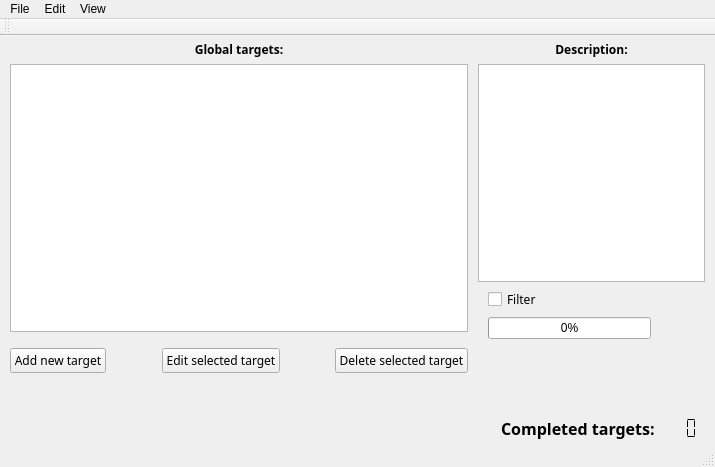
Above: mainwindow.ui from AndreyFedchuk/Organizer before the change. Below: the same form after it.
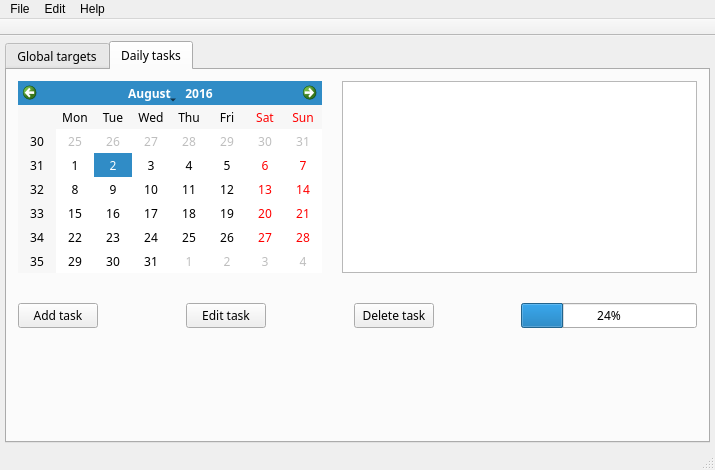
That is the form after the change. The open tabs and pages were chosen to show the change.

Diff of the .ui file:
```diff
--- a/mainwindow.ui
+++ b/mainwindow.ui
@@ -7,28 +7,93 @@
     <x>0</x>
     <y>0</y>
     <width>715</width>
-    <height>467</height>
+    <height>470</height>
    </rect>
   </property>
+  <property name="minimumSize">
+   <size>
+    <width>715</width>
+    <height>470</height>
+   </size>
+  </property>
+  <property name="maximumSize">
+   <size>
+    <width>715</width>
+    <height>470</height>
+   </size>
+  </property>
+  <property name="focusPolicy">
+   <enum>Qt::NoFocus</enum>
+  </property>
   <property name="windowTitle">
-   <string>MainWindow</string>
+   <string>Organizer</string>
+  </property>
+  <property name="tabShape">
+   <enum>QTabWidget::Rounded</enum>
   </property>
   <widget class="QWidget" name="centralWidget">
-   <layout class="QHBoxLayout" name="horizontalLayout_5" stretch="3,1">
+   <property name="font">
+    <font>
+     <family>Segoe Print</family>
+    </font>
+   </property>
+   <layout class="QHBoxLayout" name="horizontalLayout_5" stretch="0">
     <property name="spacing">
      <number>10</number>
     </property>
     <property name="leftMargin">
-     <number>10</number>
+     <number>5</number>
     </property>
     <property name="topMargin">
      <number>5</number>
     </property>
     <property name="rightMargin">
-     <number>10</number>
+     <number>5</number>
     </property>
     <property name="bottomMargin">
      <number>5</number>
+    </property>
+    <item>
+     <widget class="QTabWidget" name="tabWidget">
+      <property name="font">
+       <font>
+        <family>Segoe Print</family>
+       </font>
+      </property>
+      <property name="tabPosition">
+       <enum>QTabWidget::North</enum>
+      </property>
+      <property name="tabShape">
+       <enum>QTabWidget::Rounded</enum>
+      </property>
+      <property name="currentIndex">
+       <number>0</number>
+      </property>
+      <property name="movable">
+       <bool>false</bool>
+      </property>
+      <property name="tabBarAutoHide">
+       <bool>false</bool>
+      </property>
+      <widget class="QWidget" name="targets">
+       <attribute name="title">
+        <string>Global targets</string>
+       </attribute>
+       <layout class="QHBoxLayout" name="horizontalLayout_6">
+        <property name="spacing">
+         <number>10</number>
+        </property>
+        <property name="leftMargin">
+         <number>2</number>
+        </property>
+        <property name="topMargin">
+         <number>0</number>
+        </property>
+        <property name="rightMargin">
+         <number>2</number>
+        </property>
+        <property name="bottomMargin">
+         <number>0</number>
     </property>
     <item>
      <layout class="QVBoxLayout" name="verticalLayout" stretch="0,4,0,0,1">
@@ -340,6 +405,9 @@
         </property>
         <item>
          <widget class="QProgressBar" name="m_pprogBarMain">
+              <property name="maximum">
+               <number>0</number>
+              </property>
           <property name="value">
            <number>0</number>
           </property>
@@ -445,7 +513,154 @@
      </layout>
     </item>
    </layout>
-   <zorder></zorder>
+      </widget>
+      <widget class="QWidget" name="tasks">
+       <attribute name="title">
+        <string>Daily tasks</string>
+       </attribute>
+       <layout class="QVBoxLayout" name="verticalLayout_2">
+        <property name="spacing">
+         <number>30</number>
+        </property>
+        <item>
+         <layout class="QHBoxLayout" name="horizontalLayout_10" stretch="0,1">
+          <property name="spacing">
+           <number>20</number>
+          </property>
+          <item>
+           <widget class="QCalendarWidget" name="calendarWidget_TS">
+            <property name="font">
+             <font>
+              <family>Segoe Print</family>
+             </font>
+            </property>
+            <property name="cursor">
+             <cursorShape>PointingHandCursor</cursorShape>
+            </property>
+            <property name="selectedDate">
+             <date>
+              <year>2016</year>
+              <month>8</month>
+              <day>2</day>
+             </date>
+            </property>
+            <property name="gridVisible">
+             <bool>false</bool>
+            </property>
+           </widget>
+          </item>
+          <item>
+           <widget class="QTableView" name="tableView_TS"/>
+          </item>
+         </layout>
+        </item>
+        <item>
+         <layout class="QHBoxLayout" name="horizontalLayout_11" stretch="1,2,1,2,1,2,4">
+          <property name="spacing">
+           <number>0</number>
+          </property>
+          <item>
+           <widget class="QPushButton" name="m_pbtnAdd_TS">
+            <property name="font">
+             <font>
+              <family>Segoe Print</family>
+             </font>
+            </property>
+            <property name="text">
+             <string>Add task</string>
+            </property>
+           </widget>
+          </item>
+          <item>
+           <spacer name="horizontalSpacer_10">
+            <property name="orientation">
+             <enum>Qt::Horizontal</enum>
+            </property>
+            <property name="sizeHint" stdset="0">
+             <size>
+              <width>40</width>
+              <height>20</height>
+             </size>
+            </property>
+           </spacer>
+          </item>
+          <item>
+           <widget class="QPushButton" name="m_pbtnEdit_TS">
+            <property name="font">
+             <font>
+              <family>Segoe Print</family>
+             </font>
+            </property>
+            <property name="text">
+             <string>Edit task</string>
+            </property>
+           </widget>
+          </item>
+          <item>
+           <spacer name="horizontalSpacer_11">
+            <property name="orientation">
+             <enum>Qt::Horizontal</enum>
+            </property>
+            <property name="sizeHint" stdset="0">
+             <size>
+              <width>40</width>
+              <height>20</height>
+             </size>
+            </property>
+           </spacer>
+          </item>
+          <item>
+           <widget class="QPushButton" name="m_pbtnDel_TS">
+            <property name="font">
+             <font>
+              <family>Segoe Print</family>
+             </font>
+            </property>
+            <property name="text">
+             <string>Delete task</string>
+            </property>
+           </widget>
+          </item>
+          <item>
+           <spacer name="horizontalSpacer_12">
+            <property name="orientation">
+             <enum>Qt::Horizontal</enum>
+            </property>
+            <property name="sizeHint" stdset="0">
+             <size>
+              <width>40</width>
+              <height>20</height>
+             </size>
+            </property>
+           </spacer>
+          </item>
+          <item>
+           <widget class="QProgressBar" name="progressBar_TS">
+            <property name="value">
+             <number>24</number>
+            </property>
+           </widget>
+          </item>
+         </layout>
+        </item>
+        <item>
+         <spacer name="verticalSpacer_4">
+          <property name="orientation">
+           <enum>Qt::Vertical</enum>
+          </property>
+          <property name="sizeHint" stdset="0">
+           <size>
+            <width>20</width>
+            <height>40</height>
+           </size>
+          </property>
+         </spacer>
+        </item>
+       </layout>
+      </widget>
+     </widget>
+    </item>
+   </layout>
   </widget>
   <widget class="QMenuBar" name="menuBar">
    <property name="geometry">
@@ -473,7 +688,7 @@
    </widget>
    <widget class="QMenu" name="menuView">
     <property name="title">
-     <string>View</string>
+     <string>Help</string>
     </property>
    </widget>
    <addaction name="menuFile"/>
@@ -481,6 +696,12 @@
    <addaction name="menuView"/>
   </widget>
   <widget class="QToolBar" name="mainToolBar">
+   <property name="enabled">
+    <bool>false</bool>
+   </property>
+   <property name="movable">
+    <bool>false</bool>
+   </property>
    <attribute name="toolBarArea">
     <enum>TopToolBarArea</enum>
    </attribute>
@@ -488,7 +709,14 @@
     <bool>false</bool>
    </attribute>
   </widget>
-  <widget class="QStatusBar" name="statusBar"/>
+  <widget class="QStatusBar" name="statusBar">
+   <property name="font">
+    <font>
+     <family>Segoe Print</family>
+     <pointsize>8</pointsize>
+    </font>
+   </property>
+  </widget>
   <action name="actionEditFilter">
    <property name="text">
     <string>Edit filter</string>
```
Left out of the diff: 56 changed lines with no effect on the pictures. Lines whose indentation alone changed are shown as unchanged.
